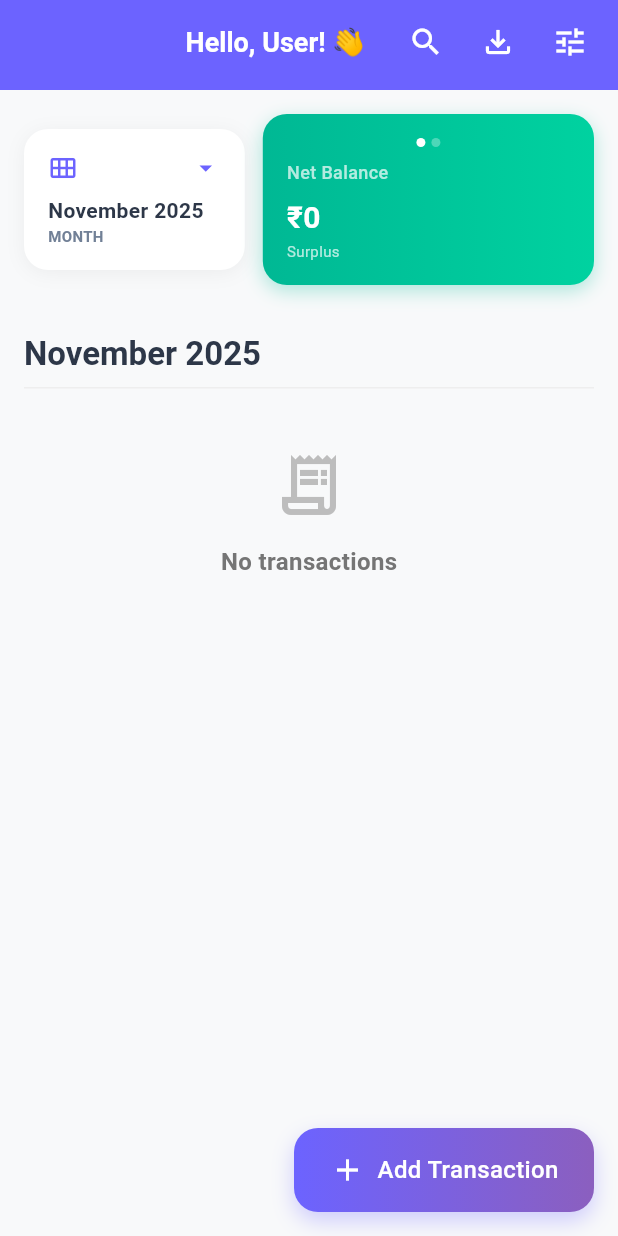
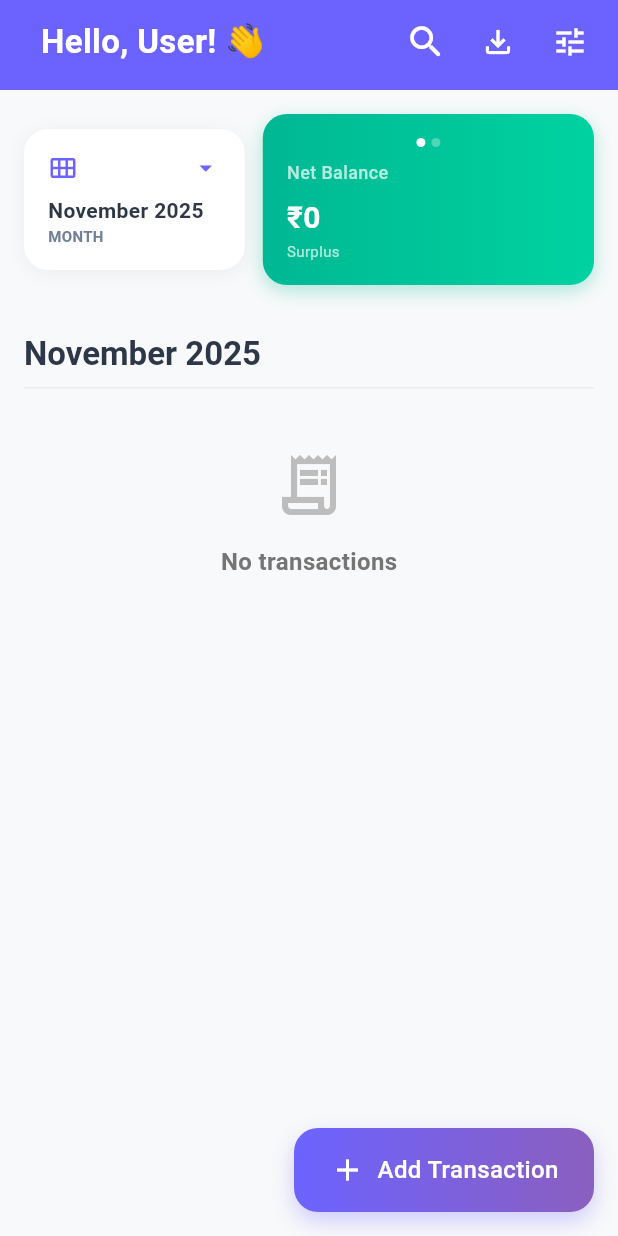
Before and after one commit to thedeepurajput/Tracker, a Flutter app: the HomePage screen opened directly with empty values, on a phone screen of 412 x 824 dp. Run offline on Flutter 3.47's test engine with Material 3 defaults, Android fonts, the phone set to English and light mode, and no system bars; our stand-ins replace open_file, pdf, shared_preferences, sqflite; accounts and stored records are empty.

Commit message:
Enhance downloading

```diff
--- a/lib/pages/home_page.dart
+++ b/lib/pages/home_page.dart
@@ -135,6 +135,14 @@ class _HomePageState extends State<HomePage> with TickerProviderStateMixin {
           _filterCategory == null || transaction.category == _filterCategory;
       final matchesDate = _matchesDateFilter(transaction.date);
       return matchesSearch && matchesFilter && matchesDate;
+    }).toList();
+  }
+
+  // Get all transactions for selected time period (ignoring category filter)
+  List<ExpenseItem> get _transactionsForPeriod {
+    return _transactions.where((transaction) {
+      final matchesDate = _matchesDateFilter(transaction.date);
+      return matchesDate;
     }).toList();
   }
 
@@ -310,12 +318,14 @@ class _HomePageState extends State<HomePage> with TickerProviderStateMixin {
   }
 
   void _showDownloadDialog() {
-    print('Filtered transactions: ${_filteredTransactions.length}');
-    if (_filteredTransactions.isEmpty) {
+    // Get all expenses for the selected period (ignoring category filter)
+    final periodExpenses = _transactionsForPeriod.where((t) => t.isExpense).toList();
+
+    if (periodExpenses.isEmpty) {
       ScaffoldMessenger.of(context).showSnackBar(
         SnackBar(
           content:
-              const Text('No transactions to download for the selected period'),
+              const Text('No expenses to download for the selected period'),
           backgroundColor: Colors.orange,
           behavior: SnackBarBehavior.floating,
           shape:
@@ -325,14 +335,17 @@ class _HomePageState extends State<HomePage> with TickerProviderStateMixin {
       return;
     }
 
+    // Calculate total for period expenses
+    final periodTotal = periodExpenses.fold(0.0, (sum, e) => sum + e.displayAmount);
+
     showModalBottomSheet(
       context: context,
       backgroundColor: Colors.transparent,
       builder: (context) => DownloadDialog(
-        expenses: _filteredTransactions,
+        expenses: periodExpenses,
         allExpenses: _transactions,
         periodLabel: _periodLabel,
-        totalAmount: _netBalance,
+        totalAmount: periodTotal,
         userName: _userName,
       ),
     );
@@ -1022,43 +1035,93 @@ class _HomePageState extends State<HomePage> with TickerProviderStateMixin {
                 pinned: true,
                 backgroundColor: const Color(0xFF6C63FF),
                 elevation: 0,
+                leading: _isSearching
+                    ? null
+                    : GestureDetector(
+                        onTap: _showEditUsernameDialog,
+                        child: Padding(
+                          padding: const EdgeInsets.only(left: 5),
+                          child: Center(
+                            child: Text(
+                              'Hello, ${_userName.isEmpty ? 'User' : _userName}! 👋',
+                              style: const TextStyle(
+                                color: Colors.white,
+                                fontSize: 22,
+                                fontWeight: FontWeight.w600,
+                              ),
+                              maxLines: 1,
+                              overflow: TextOverflow.ellipsis,
+                            ),
+                          ),
+                        ),
+                      ),
+                leadingWidth: _isSearching ? 0 : 200,
                 title: _isSearching
-                    ? Container(
+                    ? Padding(
+                        padding: const EdgeInsets.symmetric(
+                            horizontal: 0, vertical: 8),
+                        child: Container(
+                          height: 54,
                           decoration: BoxDecoration(
-                          color: Colors.white.withOpacity(0.2),
-                          borderRadius: BorderRadius.circular(25),
+                            color: Colors.white,
+                            borderRadius: BorderRadius.circular(30),
+                            boxShadow: [
+                              BoxShadow(
+                                color: Colors.black.withOpacity(0.15),
+                                blurRadius: 20,
+                                offset: const Offset(0, 8),
+                              ),
+                            ],
                           ),
                           child: TextField(
                             autofocus: true,
-                          style: const TextStyle(color: Colors.white),
-                          decoration: const InputDecoration(
+                            textAlignVertical: TextAlignVertical.center,
+                            style: const TextStyle(
+                              color: Colors.black87,
+                              fontSize: 17,
+                              fontWeight: FontWeight.w500,
+                            ),
+                            decoration: InputDecoration(
                               hintText: 'Search transactions...',
-                            hintStyle: TextStyle(color: Colors.white70),
+                              hintStyle: TextStyle(
+                                color: Colors.grey.shade500,
+                                fontSize: 16,
+                              ),
+                              prefixIcon: const Icon(
+                                Icons.search_rounded,
+                                color: Color(0xFF6C63FF),
+                                size: 28,
+                              ),
+                              suffixIcon: _searchQuery.isNotEmpty
+                                  ? IconButton(
+                                      icon: const Icon(
+                                        Icons.clear_rounded,
+                                        color: Colors.grey,
+                                      ),
+                                      onPressed: () =>
+                                          setState(() => _searchQuery = ''),
+                                    )
+                                  : null,
                               border: InputBorder.none,
-                            contentPadding: EdgeInsets.symmetric(
-                                horizontal: 20, vertical: 10),
-                            prefixIcon:
-                                Icon(Icons.search, color: Colors.white70),
+                              contentPadding: const EdgeInsets.symmetric(
+                                horizontal: 20,
+                                vertical: 16,
+                              ),
                             ),
                             onChanged: (value) =>
                                 setState(() => _searchQuery = value),
                           ),
+                        ),
                       )
-                    : GestureDetector(
-                        onTap: _showEditUsernameDialog,
-                        child: Text(
-                          'Hello, ${_userName.isEmpty ? 'User' : _userName}! 👋',
-                          style: const TextStyle(
-                            color: Colors.white,
-                            fontSize: 18,
-                            fontWeight: FontWeight.w600,
-                          ),
-                        ),
-                      ),
+                    : const SizedBox.shrink(),
                 actions: [
                   IconButton(
-                    icon: Icon(_isSearching ? Icons.close : Icons.search,
-                        color: Colors.white),
+                    icon: Icon(
+                        _isSearching
+                            ? Icons.close_rounded
+                            : Icons.search_rounded,
+                        color: Colors.white,
+                        size: 28),
                     onPressed: () {
                       setState(() {
                         _isSearching = !_isSearching;
@@ -1101,7 +1164,6 @@ class _HomePageState extends State<HomePage> with TickerProviderStateMixin {
                           ),
                         ),
                         const PopupMenuDivider(),
-                        // Show all categories
                         ...ExpenseCategory.values.map(
                           (category) => PopupMenuItem<String>(
                             value: category.toString(),
```
Lines whose indentation alone changed are shown as unchanged.
